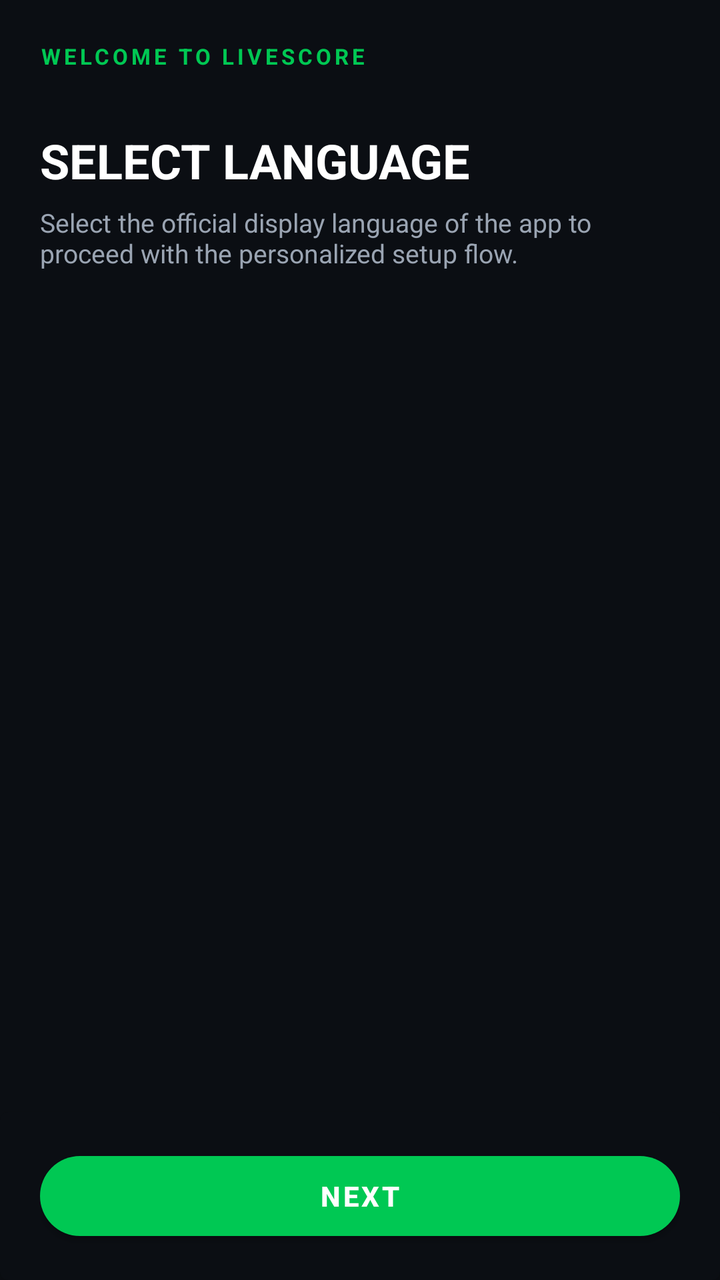
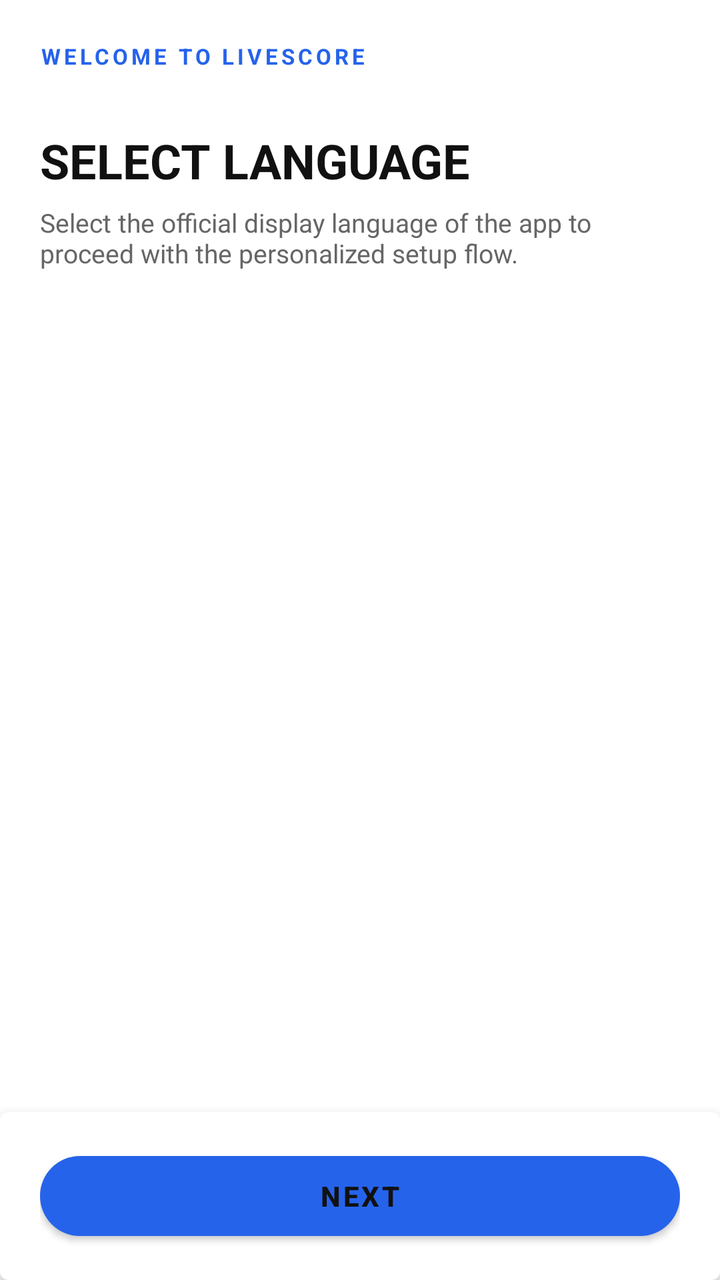

Compare the two renders of this Android layout. The source of the first and the diff that turns it into the second are given below.
<!-- AndroidManifest.xml: activity theme Theme.MyApplication -->
<!-- res/layout/activity_language.xml -->
<?xml version="1.0" encoding="utf-8"?>
<androidx.constraintlayout.widget.ConstraintLayout xmlns:android="http://schemas.android.com/apk/res/android"
    xmlns:app="http://schemas.android.com/apk/res-auto"
    xmlns:tools="http://schemas.android.com/tools"
    android:layout_width="match_parent"
    android:layout_height="match_parent"
    android:background="@color/bg_dark">

    
    <androidx.constraintlayout.widget.ConstraintLayout
        android:id="@+id/clHeader"
        android:layout_width="match_parent"
        android:layout_height="56dp"
        app:layout_constraintTop_toTopOf="parent">

        <TextView
            android:layout_width="wrap_content"
            android:layout_height="wrap_content"
            android:layout_marginStart="20dp"
            android:text="@string/welcome_title"
            android:textColor="@color/accent_green"
            android:textSize="11sp"
            android:textStyle="bold"
            android:letterSpacing="0.15"
            app:layout_constraintBottom_toBottomOf="parent"
            app:layout_constraintStart_toStartOf="parent"
            app:layout_constraintTop_toTopOf="parent" />

    </androidx.constraintlayout.widget.ConstraintLayout>

    
    <TextView
        android:id="@+id/tvTitle"
        android:layout_width="match_parent"
        android:layout_height="wrap_content"
        android:layout_marginTop="8dp"
        android:layout_marginHorizontal="20dp"
        android:text="@string/choose_language"
        android:textColor="@color/text_white"
        android:textSize="24sp"
        android:textStyle="bold"
        app:layout_constraintTop_toBottomOf="@id/clHeader" />

    <TextView
        android:id="@+id/tvSubtitle"
        android:layout_width="match_parent"
        android:layout_height="wrap_content"
        android:layout_marginTop="6dp"
        android:layout_marginHorizontal="20dp"
        android:text="@string/choose_language_desc"
        android:textColor="@color/text_muted"
        android:textSize="13sp"
        app:layout_constraintTop_toBottomOf="@id/tvTitle" />

    
    <androidx.recyclerview.widget.RecyclerView
        android:id="@+id/rvLanguageList"
        android:layout_width="match_parent"
        android:layout_height="0dp"
        android:layout_marginTop="20dp"
        android:clipToPadding="false"
        android:paddingBottom="96dp"
        app:layout_constraintBottom_toBottomOf="parent"
        app:layout_constraintTop_toBottomOf="@id/tvSubtitle" />

    
    <com.google.android.material.card.MaterialCardView
        android:id="@+id/cvFooter"
        android:layout_width="match_parent"
        android:layout_height="wrap_content"
        app:cardBackgroundColor="@color/bg_dark"
        app:cardElevation="8dp"
        app:strokeWidth="0dp"
        app:layout_constraintBottom_toBottomOf="parent">

        <LinearLayout
            android:layout_width="match_parent"
            android:layout_height="wrap_content"
            android:orientation="vertical"
            android:paddingHorizontal="20dp"
            android:paddingVertical="16dp">

            <com.google.android.material.button.MaterialButton
                android:id="@+id/btnNext"
                android:layout_width="match_parent"
                android:layout_height="52dp"
                android:text="@string/intro_next"
                android:textColor="@color/text_white"
                android:textSize="14sp"
                android:textStyle="bold"
                app:backgroundTint="@color/accent_green"
                app:cornerRadius="26dp" />

        </LinearLayout>

    </com.google.android.material.card.MaterialCardView>

</androidx.constraintlayout.widget.ConstraintLayout>
<!-- resources referenced by this layout -->
<resources>
  <color name="accent_green">#00C853</color>
  <color name="bg_dark">#0B0E13</color>
  <color name="text_muted">#9AA4B2</color>
  <color name="text_white">#FFFFFF</color>
  <string name="choose_language">SELECT LANGUAGE</string>
  <string name="choose_language_desc">Select the official display language of the app to proceed with the personalized setup flow.</string>
  <string name="intro_next">Next</string>
  <string name="welcome_title">WELCOME TO LIVESCORE</string>
  <style name="Theme.MyApplication" parent="Theme.MaterialComponents.NoActionBar">
          
          <item name="colorPrimary">@color/accent_green</item>
          <item name="colorPrimaryVariant">@color/bg_dark</item>
          <item name="colorOnPrimary">@color/white</item>
          
          <item name="colorSecondary">@color/accent_green_secondary</item>
          <item name="colorSecondaryVariant">@color/accent_green</item>
          <item name="colorOnSecondary">@color/black</item>
          
          <item name="android:statusBarColor">@color/bg_dark</item>
          <item name="android:windowBackground">@color/bg_dark</item>
          <item name="android:navigationBarColor">@color/bg_dark</item>
          
          <item name="android:textColor">@color/text_white</item>
          <item name="android:textColorSecondary">@color/text_muted</item>
      </style>
  <color name="white">#FFFFFFFF</color>
  <color name="accent_green_secondary">#00E676</color>
  <color name="black">#FF000000</color>
</resources>

<!-- the commit's change to res/layout/activity_language.xml (unified diff, before → after) -->
@@ -4,7 +4,7 @@
     xmlns:tools="http://schemas.android.com/tools"
     android:layout_width="match_parent"
     android:layout_height="match_parent"
-    android:background="@color/bg_dark">
+    android:background="@color/bg_light">
 
     
     <androidx.constraintlayout.widget.ConstraintLayout
@@ -68,7 +68,7 @@
         android:id="@+id/cvFooter"
         android:layout_width="match_parent"
         android:layout_height="wrap_content"
-        app:cardBackgroundColor="@color/bg_dark"
+        app:cardBackgroundColor="@color/bg_light"
         app:cardElevation="8dp"
         app:strokeWidth="0dp"
         app:layout_constraintBottom_toBottomOf="parent">
<!-- resource entries referenced after the edit -->
@@ -1,32 +1,43 @@
 <!-- resources referenced by this layout -->
 <resources>
-  <color name="accent_green">#00C853</color>
-  <color name="bg_dark">#0B0E13</color>
-  <color name="text_muted">#9AA4B2</color>
-  <color name="text_white">#FFFFFF</color>
+  <color name="accent_green">@color/primaryBlue</color>
+  <color name="bg_light">@color/background</color>
+  <color name="text_muted">@color/textSecondary</color>
+  <color name="text_white">@color/textPrimary</color>
   <string name="choose_language">SELECT LANGUAGE</string>
   <string name="choose_language_desc">Select the official display language of the app to proceed with the personalized setup flow.</string>
   <string name="intro_next">Next</string>
   <string name="welcome_title">WELCOME TO LIVESCORE</string>
-  <style name="Theme.MyApplication" parent="Theme.MaterialComponents.NoActionBar">
+  <style name="Theme.MyApplication" parent="Theme.MaterialComponents.Light.NoActionBar">
           
           <item name="colorPrimary">@color/accent_green</item>
-          <item name="colorPrimaryVariant">@color/bg_dark</item>
+          <item name="colorPrimaryVariant">@color/white</item>
           <item name="colorOnPrimary">@color/white</item>
+          
           
           <item name="colorSecondary">@color/accent_green_secondary</item>
           <item name="colorSecondaryVariant">@color/accent_green</item>
-          <item name="colorOnSecondary">@color/black</item>
+          <item name="colorOnSecondary">@color/white</item>
           
-          <item name="android:statusBarColor">@color/bg_dark</item>
-          <item name="android:windowBackground">@color/bg_dark</item>
-          <item name="android:navigationBarColor">@color/bg_dark</item>
+          
+          <item name="android:statusBarColor">@color/white</item>
+          <item name="android:windowBackground">@color/white</item>
+          <item name="android:navigationBarColor">@color/white</item>
+          
+          
+          <item name="android:windowLightStatusBar">true</item>
+          <item name="android:windowLightNavigationBar" tools:targetApi="o_mr1">true</item>
+          
           
           <item name="android:textColor">@color/text_white</item>
           <item name="android:textColorSecondary">@color/text_muted</item>
       </style>
+  <color name="primaryBlue">#2563EB</color>
+  <color name="background">#FFFFFF</color>
+  <color name="textSecondary">#666666</color>
+  <color name="textPrimary">#111111</color>
   <color name="white">#FFFFFFFF</color>
-  <color name="accent_green_secondary">#00E676</color>
-  <color name="black">#FF000000</color>
+  <color name="accent_green_secondary">@color/accentBlue</color>
+  <color name="accentBlue">#3B82F6</color>
 </resources>
 
